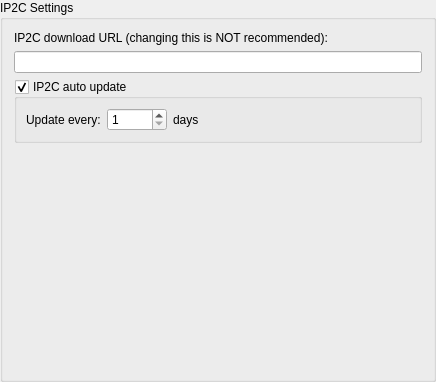
This is src/core/gui/configuration/cfgip2country.ui in Destroyerrrocket/doomseeker-unofficial as Qt 5 draws it before an edit. The edited form follows.
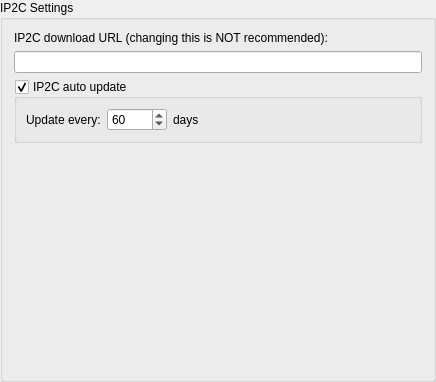
This is the edited form.

Commit message: - Changed the default interval of IP2C database updates to 60 days (previously it was 10).

```diff
--- a/src/core/gui/configuration/cfgip2country.ui
+++ b/src/core/gui/configuration/cfgip2country.ui
@@ -67,6 +67,9 @@
             <property name="maximum">
              <number>9999</number>
             </property>
+            <property name="value">
+             <number>60</number>
+            </property>
            </widget>
           </item>
           <item>
```
The commit also changes 1 other file.
